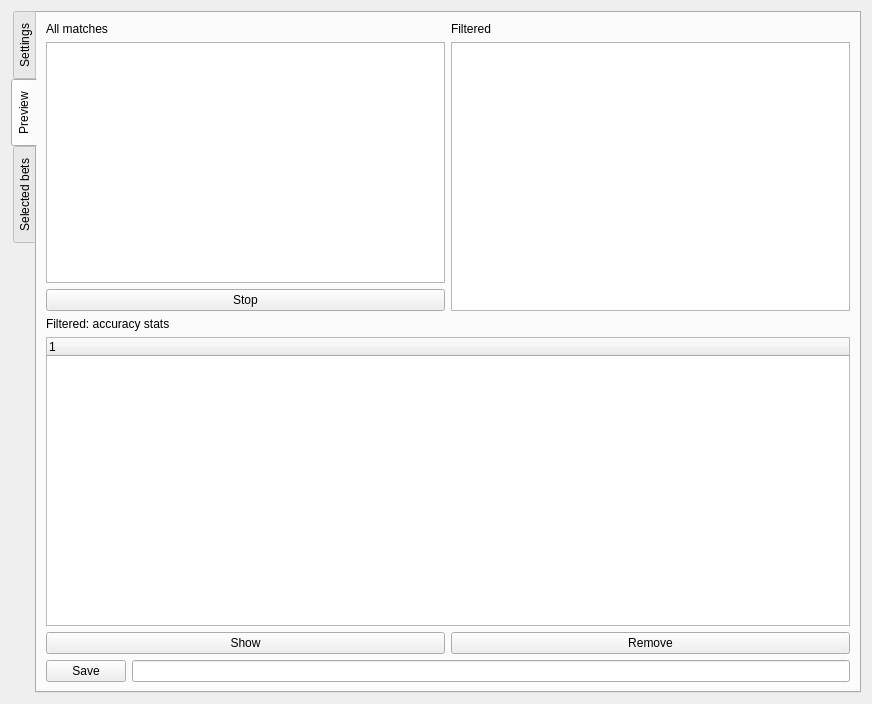
Above: data/ui/simulator.ui from jacek-markowski/BetBoy before the change. Below: the same form after it.
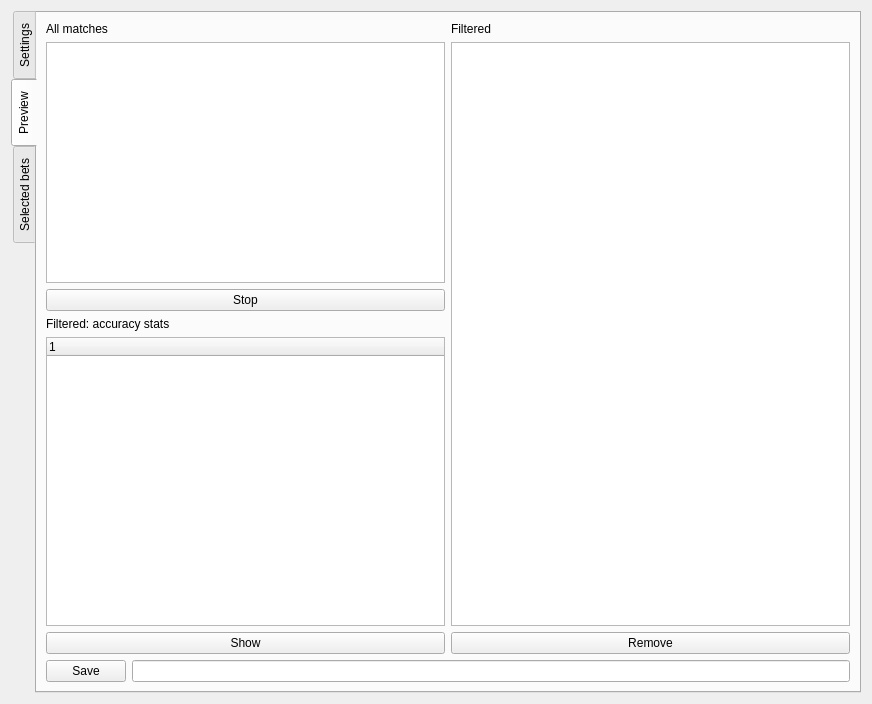
That is the form after the change. The open tabs and pages were chosen to show the change. Icons and pictures are not drawn.

Commit message: simulator layout changes, column sorting, hit/miss status, new odds net

```diff
--- a/data/ui/simulator.ui
+++ b/data/ui/simulator.ui
@@ -5472,10 +5472,12 @@
       <attribute name="title">
        <string>Preview</string>
       </attribute>
+      <layout class="QVBoxLayout" name="verticalLayout_42">
+       <item>
+        <layout class="QHBoxLayout" name="horizontalLayout_14">
+         <item>
       <layout class="QVBoxLayout" name="verticalLayout_24">
        <item>
-        <layout class="QHBoxLayout" name="horizontalLayout_20">
-         <item>
           <layout class="QVBoxLayout" name="verticalLayout_18">
            <item>
             <widget class="QLabel" name="label_16">
@@ -5497,22 +5499,6 @@
           </layout>
          </item>
          <item>
-          <layout class="QVBoxLayout" name="verticalLayout_22">
-           <item>
-            <widget class="QLabel" name="label_17">
-             <property name="text">
-              <string>Filtered</string>
-             </property>
-            </widget>
-           </item>
-           <item>
-            <widget class="QTableWidget" name="table_filtered"/>
-           </item>
-          </layout>
-         </item>
-        </layout>
-       </item>
-       <item>
         <widget class="QLabel" name="label_18">
          <property name="text">
           <string>Filtered: accuracy stats</string>
@@ -5527,6 +5513,28 @@
           </property>
          </column>
         </widget>
+           </item>
+          </layout>
+         </item>
+         <item>
+          <layout class="QVBoxLayout" name="verticalLayout_22">
+           <item>
+            <widget class="QLabel" name="label_17">
+             <property name="text">
+              <string>Filtered</string>
+             </property>
+            </widget>
+           </item>
+           <item>
+            <widget class="QTableWidget" name="table_filtered">
+             <property name="sortingEnabled">
+              <bool>true</bool>
+             </property>
+            </widget>
+           </item>
+          </layout>
+         </item>
+        </layout>
        </item>
        <item>
         <layout class="QHBoxLayout" name="horizontalLayout_21">
```
Left out of the diff: 6 changed lines with no effect on the pictures. Lines whose indentation alone changed are shown as unchanged. The commit also changes 14 other files.
